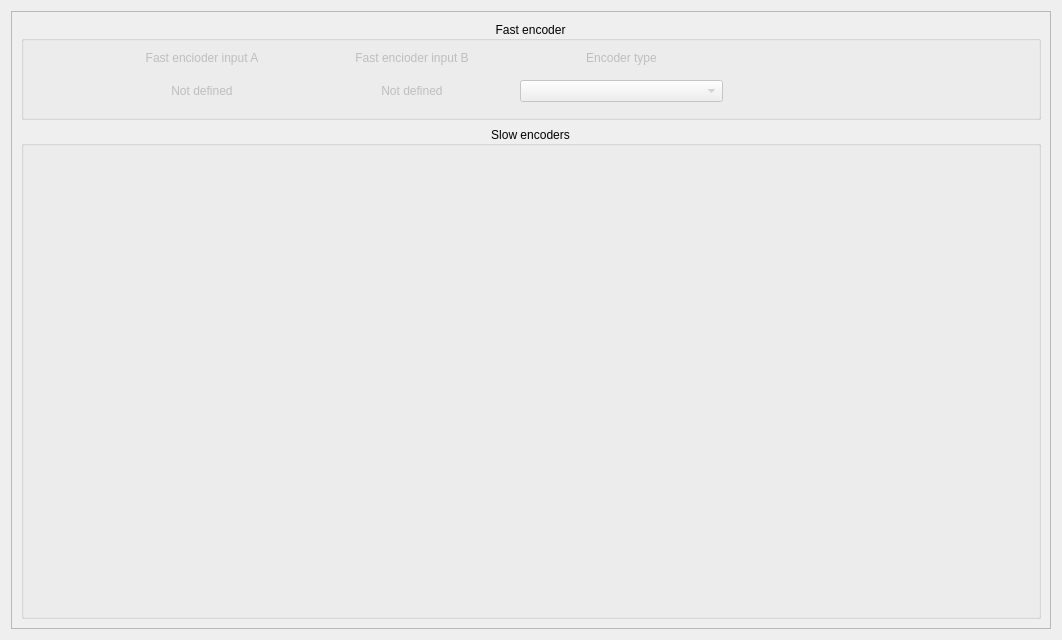
Above: widgets/encodersconfig.ui from FreeJoy-Team/FreeJoyConfiguratorQt before the change. Below: the same form after it.
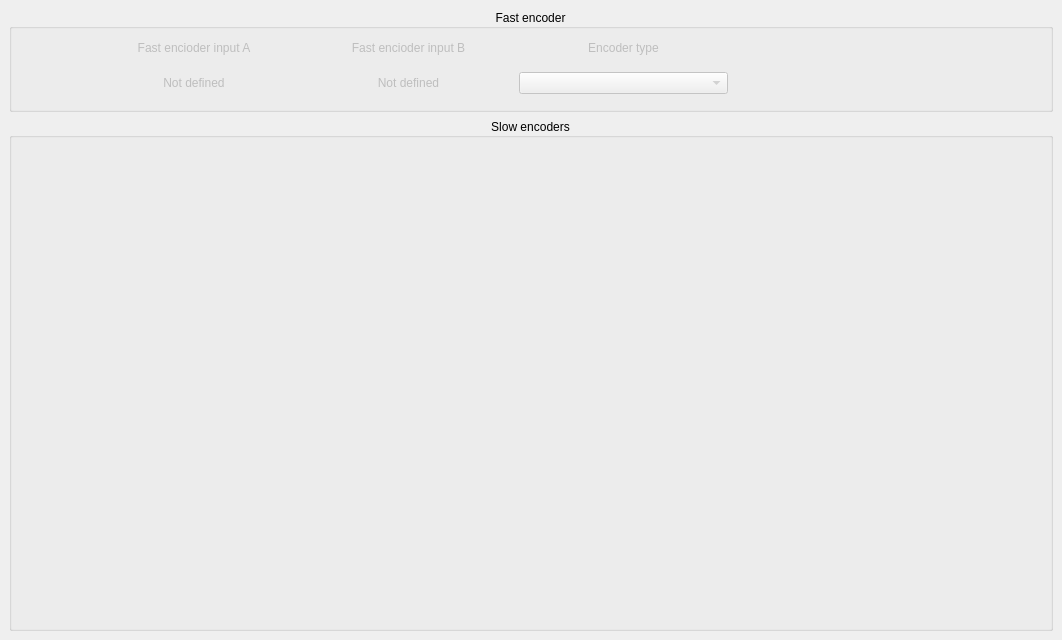
That is the form after the change.

Patch:
```diff
--- a/widgets/encodersconfig.ui
+++ b/widgets/encodersconfig.ui
@@ -14,8 +14,23 @@
    <string>Form</string>
   </property>
   <layout class="QGridLayout" name="gridLayout">
+   <property name="leftMargin">
+    <number>0</number>
+   </property>
+   <property name="topMargin">
+    <number>0</number>
+   </property>
+   <property name="rightMargin">
+    <number>0</number>
+   </property>
+   <property name="bottomMargin">
+    <number>0</number>
+   </property>
    <item row="0" column="0">
     <widget class="QScrollArea" name="scrollArea">
+     <property name="frameShape">
+      <enum>QFrame::NoFrame</enum>
+     </property>
      <property name="widgetResizable">
       <bool>true</bool>
      </property>
@@ -24,8 +39,8 @@
        <rect>
         <x>0</x>
         <y>0</y>
-        <width>1042</width>
-        <height>620</height>
+        <width>1062</width>
+        <height>640</height>
        </rect>
       </property>
       <layout class="QVBoxLayout" name="verticalLayout" stretch="1,5">
```
